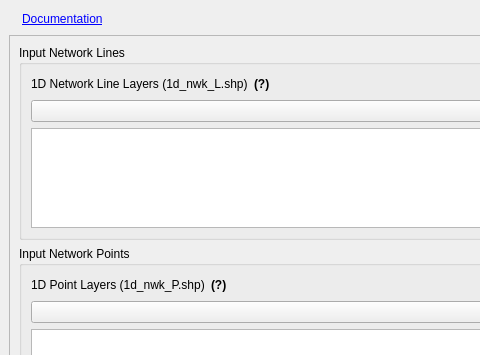
Qt form tuflow/forms/integrity_tool_dock.ui (TUFLOW-Support/QGIS-TUFLOW-Plugin) before a commit; both pictures show x 0 to 480 and y 0 to 355 of the 616 by 814 pixel window.
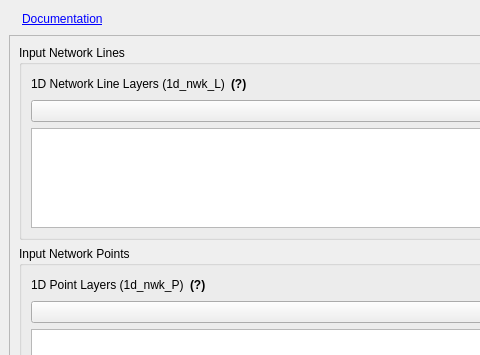
The same form after that commit. Icons and pictures are not drawn. Custom widgets are drawn as their Qt base class.

The edit to the form file:
```diff
--- a/tuflow/forms/integrity_tool_dock.ui
+++ b/tuflow/forms/integrity_tool_dock.ui
@@ -74,8 +74,8 @@
         <rect>
          <x>0</x>
          <y>0</y>
-         <width>695</width>
-         <height>1072</height>
+         <width>583</width>
+         <height>956</height>
         </rect>
        </property>
        <layout class="QVBoxLayout" name="verticalLayout_8">
@@ -98,7 +98,7 @@
                <item>
                 <widget class="QLabel" name="label">
                  <property name="text">
-                  <string>1D Network Line Layers (1d_nwk_L.shp)</string>
+                  <string>1D Network Line Layers (1d_nwk_L)</string>
                  </property>
                 </widget>
                </item>
@@ -196,7 +196,7 @@
                <item>
                 <widget class="QLabel" name="label_2">
                  <property name="text">
-                  <string>1D Point Layers (1d_nwk_P.shp)</string>
+                  <string>1D Point Layers (1d_nwk_P)</string>
                  </property>
                 </widget>
                </item>
```
Left out of the diff: 2 changed lines with no effect on the pictures.
